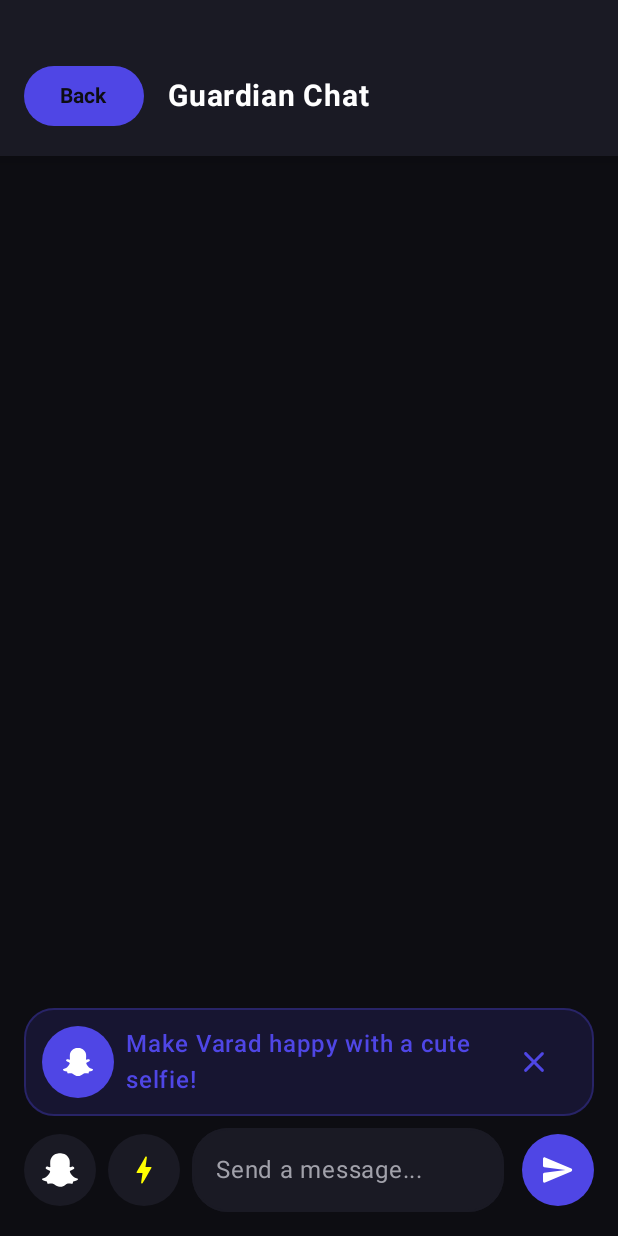
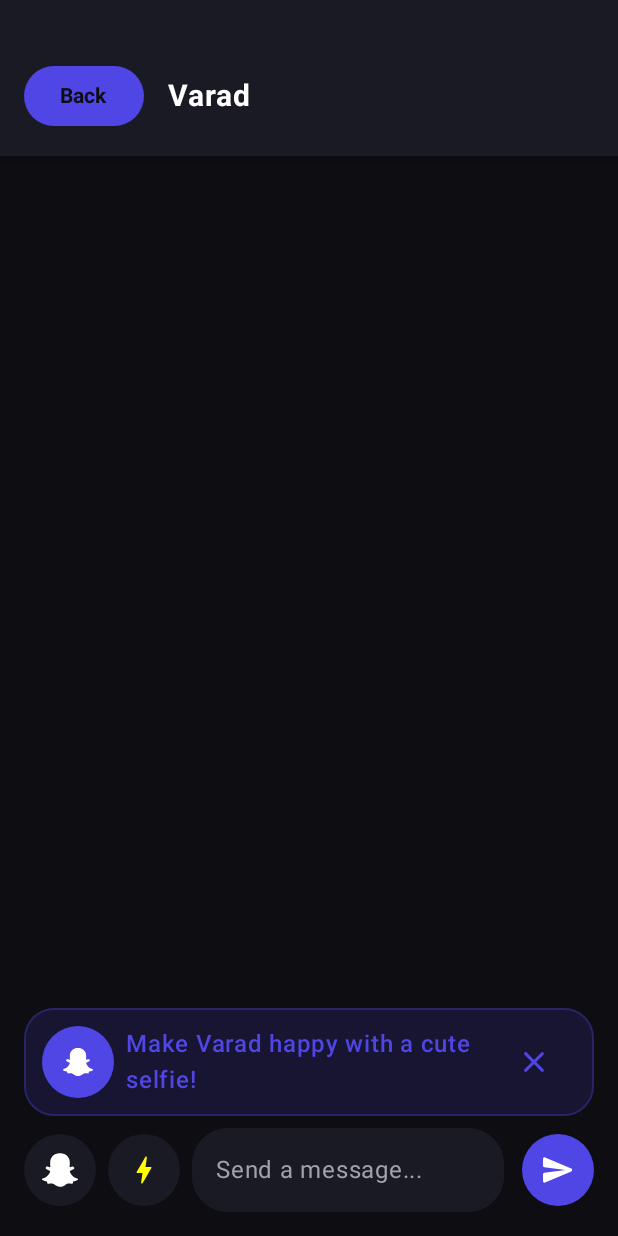
Before and after one commit to varad-oss/AshGo, an Android app built with Jetpack Compose: the TravelerChatScreen screen opened through its navigation route, on a phone screen of 412 x 824 dp. Run offline under Robolectric (Android 15) with nearby library versions, the light colour scheme and no system bars; our stand-ins replace Firebase (no records; nobody signed in at launch, a user with empty details on screens opened directly).

Commit message:
chore: Change Guardian Chat to Varad in TravelerChatScreen

```diff
--- a/app/src/main/java/com/varad/unstoppableash/ui/TravelerChatScreen.kt
+++ b/app/src/main/java/com/varad/unstoppableash/ui/TravelerChatScreen.kt
@@ -142,7 +142,7 @@ fun TravelerChatScreen(onBack: () -> Unit) {
                 }
                 Spacer(modifier = Modifier.width(16.dp))
                 Text(
-                    text = "Guardian Chat",
+                    text = "Varad",
                     fontSize = 20.sp,
                     fontWeight = FontWeight.Bold,
                     color = Color.White
```
